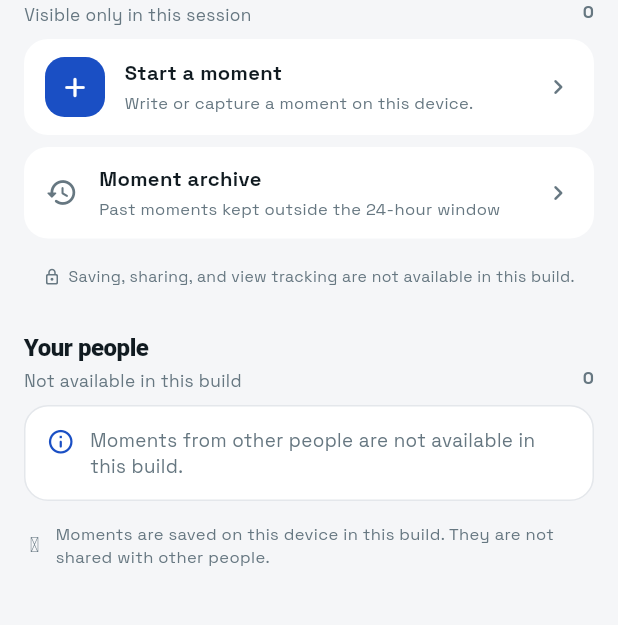
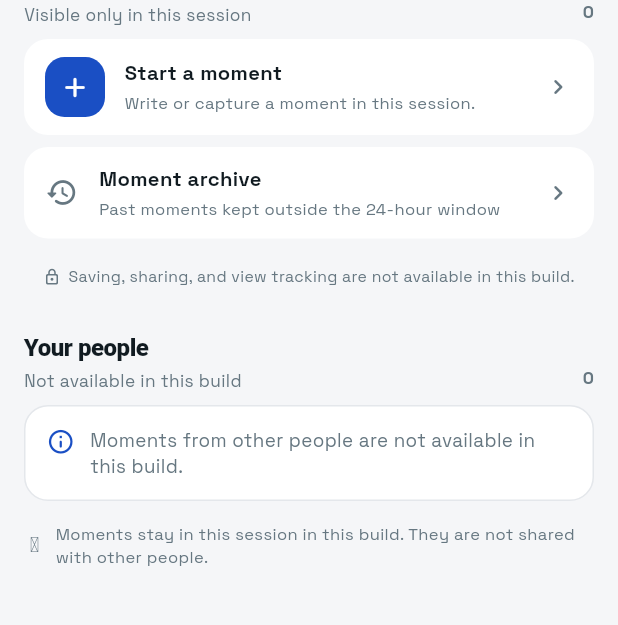
Before and after one commit to jackbarisere8/DOCMAC, a Flutter app: the MomentsPage screen opened by its route, on a phone screen of 412 x 824 dp, the part 123-748 px from its top. Run offline on Flutter 3.47's test engine with Material 3 defaults, Android fonts, the phone set to English and light mode, and no system bars; our stand-ins replace cloud_firestore, cloud_functions, firebase_analytics, firebase_auth, firebase_core, firebase_crashlytics and 6 more; missing offline and left inert: record; accounts and stored records are empty.

Commit message:
fix(moments): describe session-only previews honestly
Moment creation, reply, reactions, viewer metadata, privacy notes, archive info, and archive removal no longer claim sharing, 24-hour expiry, real view tracking, or real archived content. Release builds say moments stay in the session and nothing is shared; preview builds label sample counts and actions as preview-only. The fake expiry progress bar is compiled out of release builds.

```diff
--- a/lib/features/moments/presentation/pages/moments_page.dart
+++ b/lib/features/moments/presentation/pages/moments_page.dart
@@ -124,7 +124,7 @@ class _MomentsPageState extends State<MomentsPage> {
       caption: draft.caption,
       icon: draft.kind.icon,
       tint: draft.kind.tint,
-      expires: '24h left',
+      expires: AppFeatureFlags.localPreviews ? '24h left' : 'This session',
       views: 0,
       viewers: const [],
       isMine: true,
@@ -200,7 +200,7 @@ class _MomentsPageState extends State<MomentsPage> {
         if (!mounted || caption == null) return;
         _updateMoment(
             moment.id, (current) => current.copyWith(caption: caption));
-        _showToast(context, 'Caption updated.');
+        _showToast(context, 'Caption updated for this session.');
         return;
       case 'delete':
         final confirmed = await _confirmMomentDelete(context, moment);
@@ -214,7 +214,7 @@ class _MomentsPageState extends State<MomentsPage> {
           context,
           saving
               ? 'Saved for this session. Downloading a moment is not available yet.'
-              : 'Removed from saved.',
+              : 'Removed from saved for this session.',
         );
         return;
       case 'share':
@@ -302,7 +302,7 @@ class _MomentsPageState extends State<MomentsPage> {
           _MomentSectionHeader(
             title: 'Your moments',
             detail: AppFeatureFlags.localPreviews
-                ? 'Only you can see who watched'
+                ? 'Sample views on this device'
                 : 'Visible only in this session',
             count: _myMoments.length,
           ),
@@ -331,7 +331,7 @@ class _MomentsPageState extends State<MomentsPage> {
           _MomentSectionHeader(
             title: 'Your people',
             detail: AppFeatureFlags.localPreviews
-                ? 'Moments disappear after 24 hours'
+                ? 'Sample moments in this preview'
                 : 'Not available in this build',
             count: _peopleMoments.length,
           ),
@@ -742,8 +742,8 @@ class _MomentPrivacyNote extends StatelessWidget {
         Expanded(
           child: Text(
             AppFeatureFlags.localPreviews
-                ? 'Your moments are private to the audience you choose. They expire after 24 hours.'
-                : 'Moments are saved on this device in this build. They are not shared with other people.',
+                ? 'Preview only: moments stay in this session. Nothing is sent to other people and no views are tracked.'
+                : 'Moments stay in this session in this build. They are not shared with other people.',
             style: TextStyle(
               color: scheme.onSurfaceVariant,
               fontSize: 11,
@@ -835,7 +835,7 @@ class _MomentExpiryNote extends StatelessWidget {
         Flexible(
           child: Text(
             AppFeatureFlags.localPreviews
-                ? 'Your moments are visible only to the audience you choose and disappear after 24 hours.'
+                ? 'Preview only: moments stay in this session. Nothing is sent to other people.'
                 : 'Saving, sharing, and view tracking are not available in this build.',
             textAlign: TextAlign.center,
             style: TextStyle(
@@ -898,8 +898,8 @@ class _StartMomentCard extends StatelessWidget {
                     const SizedBox(height: 2),
                     Text(
                       AppFeatureFlags.localPreviews
-                          ? 'Share a thought, a photo, or a small win.'
-                          : 'Write or capture a moment on this device.',
+                          ? 'Add a thought, a photo, or a small win.'
+                          : 'Write or capture a moment in this session.',
                       style: TextStyle(
                         color: scheme.onSurfaceVariant,
                         fontSize: 11,
@@ -952,7 +952,7 @@ class _MomentViewerState extends State<_MomentViewer> {
         if (!mounted || caption == null) return;
         setState(() => _caption = caption);
         widget.onCaptionChanged(caption);
-        _showToast(context, 'Caption updated.');
+        _showToast(context, 'Caption updated for this session.');
         return;
       case 'delete':
         final confirmed = await _confirmMomentDelete(context, widget.moment);
@@ -967,7 +967,7 @@ class _MomentViewerState extends State<_MomentViewer> {
           context,
           saving
               ? 'Saved for this session. Downloading a moment is not available yet.'
-              : 'Removed from saved.',
+              : 'Removed from saved for this session.',
         );
         return;
       case 'share':
@@ -1024,7 +1024,9 @@ class _MomentViewerState extends State<_MomentViewer> {
                         const SizedBox(height: 2),
                         Text(
                           isMine
+                              ? (AppFeatureFlags.localPreviews
                                   ? '${moment.expires}  ·  ${moment.audience}'
+                                  : 'Stays in this session  ·  Not shared')
                               : '${moment.handle}  ·  ${moment.expires}',
                           style: const TextStyle(
                             color: Colors.white60,
@@ -1044,6 +1046,7 @@ class _MomentViewerState extends State<_MomentViewer> {
                 ],
               ),
             ),
+            if (AppFeatureFlags.localPreviews)
               Padding(
                 padding: const EdgeInsets.symmetric(horizontal: 18),
                 child: ClipRRect(
@@ -1219,7 +1222,7 @@ class _MomentViewerState extends State<_MomentViewer> {
                           label: 'Reply',
                           onTap: () => _showToast(
                             context,
-                            'Reply to ${widget.moment.owner}’s moment.',
+                            'Replies are not available yet. Nothing was sent.',
                           ),
                         ),
                       ],
@@ -1229,7 +1232,10 @@ class _MomentViewerState extends State<_MomentViewer> {
               Padding(
                 padding: const EdgeInsets.only(bottom: 8),
                 child: Text(
-                  'Your moment is private to ${widget.moment.audience.toLowerCase()}.',
+                  AppFeatureFlags.localPreviews
+                      ? 'Preview only: this moment stays in this session and '
+                          'is not shared with anyone.'
+                      : 'Your moment stays in this session. Nothing was shared.',
                   style: TextStyle(
                     color: Colors.white.withValues(alpha: .38),
                     fontSize: 10.5,
@@ -1794,25 +1800,25 @@ class _MomentInfoSheet extends StatelessWidget {
         ? const [
             (
               Icons.people_outline_rounded,
-              'Choose your audience',
-              'Your People, close friends, everyone, or only yourself.',
+              'Audience is a preview',
+              'Choosing Your People, close friends, everyone, or only yourself does not send anything yet.',
             ),
             (
               DocmacIconlyLight.show,
-              'See who watched',
-              'Tap the view count on any moment you shared.',
+              'No view tracking',
+              'View counts on the sample moments are demo data. This build does not track real views.',
             ),
             (
               Icons.more_horiz_rounded,
-              'Stay in control',
-              'Save, share, forward, edit the caption, or delete any time.',
+              'Actions are preview-only',
+              'Save, share, forward, edit, and delete change only this session.',
             ),
           ]
         : const [
             (
               Icons.smartphone_rounded,
               'Local preview',
-              'Moments are saved on this device only and are not shared with other people.',
+              'Moments stay in this session only and are not shared with other people.',
             ),
             (
               Icons.visibility_off_outlined,
@@ -1841,8 +1847,8 @@ class _MomentInfoSheet extends StatelessWidget {
           const SizedBox(height: 6),
           Text(
             AppFeatureFlags.localPreviews
-                ? 'Share a thought, a photo, or a small win with the people you choose. Every moment disappears after 24 hours.'
-                : 'This build is a local preview. Create a moment on this device; it is not shared and no one else can view it.',
+                ? 'Preview only: add a thought, a photo, or a small win in this session. Nothing is sent to other people and no views are tracked.'
+                : 'This build is a local preview. Create a moment in this session; it is not shared and no one else can view it.',
             style:
                 Theme.of(context).textTheme.bodyMedium?.copyWith(height: 1.45),
           ),
```
Also changed, not shown: lib/features/moments/presentation/pages/moment_archive_page.dart (+8 -3 lines). Lines whose indentation alone changed are shown as unchanged.
